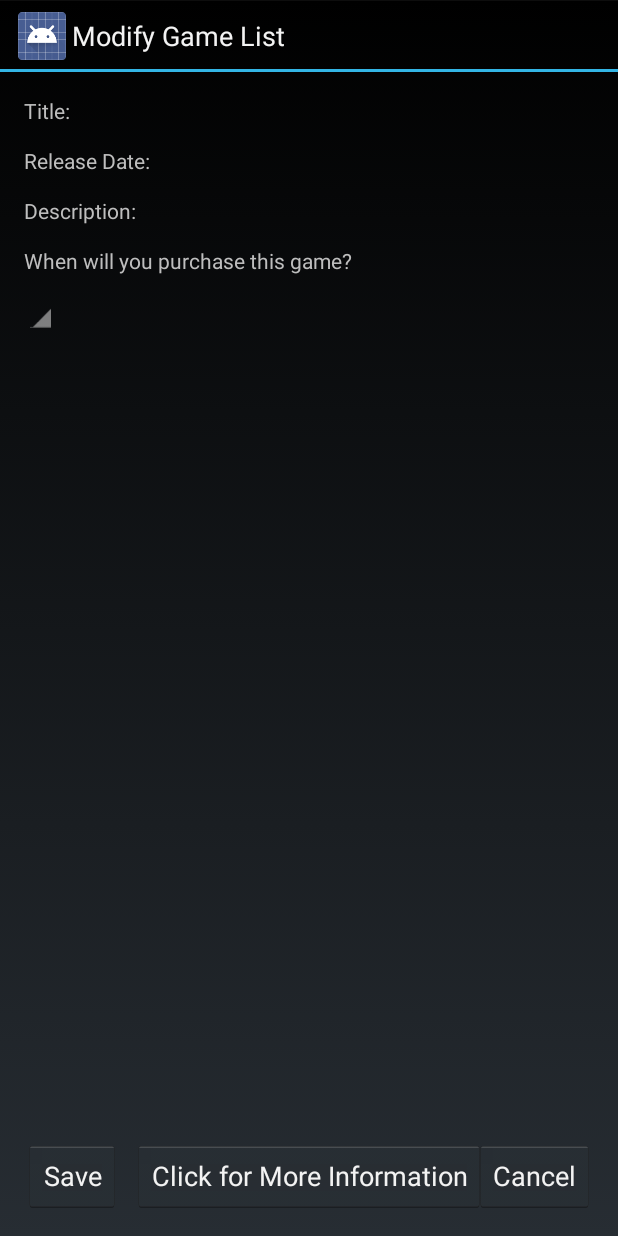
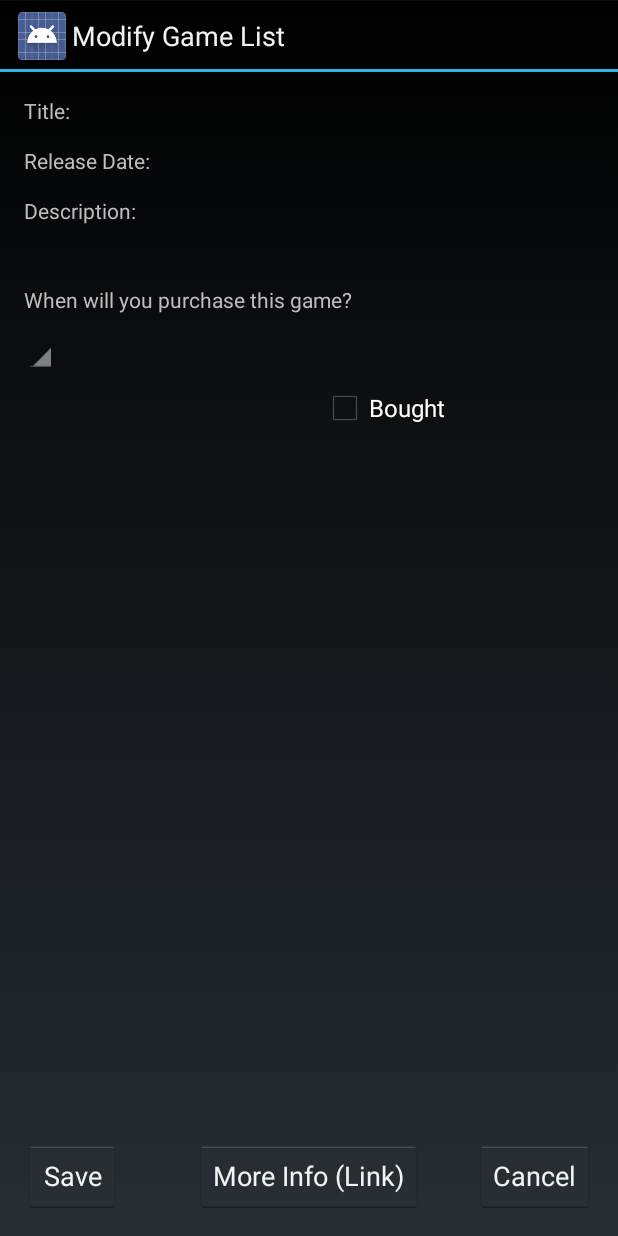
Before and after one commit to wes-angus/CSCI4100_FinalProject, an Android app: the GameDetailAndModifyActivity screen opened directly, with no data from a screen before it, on a phone screen of 412 x 824 dp. Run offline under Robolectric (Android 15) with nearby library versions, the phone set to English and light mode, and no system bars; 1 statement that could not run was skipped.

Commit message:
Preparing for changes
Small changes to prepare for larger ones.

```diff
--- a/CSCI4100_Final-Project/app/src/main/java/csci4100/uoit/ca/csci4100_final_project/AboutActivity.java
+++ b/CSCI4100_Final-Project/app/src/main/java/csci4100/uoit/ca/csci4100_final_project/AboutActivity.java
@@ -1,3 +1,5 @@
+//Authors: Wesley Angus & Montgomery Alban
+
 package csci4100.uoit.ca.csci4100_final_project;
 
 import android.annotation.SuppressLint;
--- a/CSCI4100_Final-Project/app/src/main/java/csci4100/uoit/ca/csci4100_final_project/GameDBHelper.java
+++ b/CSCI4100_Final-Project/app/src/main/java/csci4100/uoit/ca/csci4100_final_project/GameDBHelper.java
@@ -11,6 +11,7 @@ import android.util.Log;
 
 import java.util.ArrayList;
 
+//TODO: add deleteGame method
 public class GameDBHelper extends SQLiteOpenHelper
 {
     public static final int DATABASE_VERSION = 2;
--- a/CSCI4100_Final-Project/app/src/main/java/csci4100/uoit/ca/csci4100_final_project/GameDetailAndModifyActivity.java
+++ b/CSCI4100_Final-Project/app/src/main/java/csci4100/uoit/ca/csci4100_final_project/GameDetailAndModifyActivity.java
@@ -11,6 +11,10 @@ import android.widget.ArrayAdapter;
 import android.widget.Spinner;
 import android.widget.TextView;
 
+/*
+TODO: Implement "bought" checkbox to move games that are checked to a separate List(Set)
+TODO: Add more "whenWillBuy" values + add one that removes the game immediately from the database
+*/
 public class GameDetailAndModifyActivity extends Activity
 {
     Game game;
--- a/CSCI4100_Final-Project/app/src/main/java/csci4100/uoit/ca/csci4100_final_project/LoadDatabaseInfoTask.java
+++ b/CSCI4100_Final-Project/app/src/main/java/csci4100/uoit/ca/csci4100_final_project/LoadDatabaseInfoTask.java
@@ -7,6 +7,8 @@ import android.os.AsyncTask;
 
 import java.util.ArrayList;
 
+//TODO: Sort list of games from the database
+//TODO: Add checks for recently removed/bought games so they aren't re-added to the database
 public class LoadDatabaseInfoTask extends AsyncTask<Object, Void, ArrayList<Game>>
 {
     private DatabaseListener listener = null;
--- a/CSCI4100_Final-Project/app/src/main/java/csci4100/uoit/ca/csci4100_final_project/MainMenuActivity.java
+++ b/CSCI4100_Final-Project/app/src/main/java/csci4100/uoit/ca/csci4100_final_project/MainMenuActivity.java
@@ -21,6 +21,11 @@ import java.io.IOException;
 import java.util.ArrayList;
 import java.util.List;
 
+/*
+TODO: Add boolean to make sure the downloading + adding games to the database only happens once
+TODO: Add activity for looking at a list of already bought games
+TODO: (with possibly manual adding of user-specified titles)
+*/
 public class MainMenuActivity extends Activity implements GameDataListener, DatabaseListener
 {
     private static final String url = "http://www.gamespot.com/feeds/new_releases/";
--- a/CSCI4100_Final-Project/app/src/main/res/layout/activity_about.xml
+++ b/CSCI4100_Final-Project/app/src/main/res/layout/activity_about.xml
@@ -12,7 +12,7 @@
     <ScrollView
         android:layout_width="wrap_content"
         android:layout_height="wrap_content"
-        android:id="@+id/scrollView"
+        android:id="@+id/about_scrollView"
         android:layout_above="@+id/closeBtn"
         android:layout_alignParentRight="true"
         android:layout_alignParentEnd="true"
--- a/CSCI4100_Final-Project/app/src/main/res/layout/activity_game_detail_and_modify.xml
+++ b/CSCI4100_Final-Project/app/src/main/res/layout/activity_game_detail_and_modify.xml
@@ -17,6 +17,7 @@
         android:id="@+id/saveBtn"
         android:onClick="saveWillBuyProperty"
         android:layout_alignParentBottom="true"
+        android:layout_alignParentLeft="true"
         android:layout_alignParentStart="true" />
 
     <Button
@@ -26,7 +27,8 @@
         android:id="@+id/cancelBtn"
         android:onClick="cancelModify"
         android:layout_alignParentBottom="true"
-        android:layout_alignEnd="@+id/desc_txt" />
+        android:layout_alignRight="@+id/desc_scrollView"
+        android:layout_alignEnd="@+id/desc_scrollView" />
 
     <TextView
         android:layout_width="wrap_content"
@@ -35,6 +37,7 @@
         android:text="@string/title"
         android:id="@+id/title_label"
         android:layout_alignParentTop="true"
+        android:layout_alignParentLeft="true"
         android:layout_alignParentStart="true" />
 
     <TextView
@@ -45,6 +48,7 @@
         android:id="@+id/rDate_label"
         android:layout_marginTop="14dp"
         android:layout_below="@+id/title_txt"
+        android:layout_alignParentLeft="true"
         android:layout_alignParentStart="true" />
 
     <TextView
@@ -55,6 +59,7 @@
         android:id="@+id/desc_label"
         android:layout_marginTop="14dp"
         android:layout_below="@+id/rDate_txt"
+        android:layout_alignParentLeft="true"
         android:layout_alignParentStart="true" />
 
     <Spinner
@@ -63,6 +68,7 @@
         android:id="@+id/willBuy_spinner"
         android:layout_below="@+id/willBuy_tView"
         android:layout_marginTop="7dp"
+        android:layout_alignParentLeft="true"
         android:layout_alignParentStart="true" />
 
     <TextView
@@ -71,7 +77,8 @@
         android:text="@string/will_buy"
         android:id="@+id/willBuy_tView"
         android:layout_marginTop="14dp"
-        android:layout_below="@+id/desc_txt"
+        android:layout_below="@+id/desc_scrollView"
+        android:layout_alignParentLeft="true"
         android:layout_alignParentStart="true" />
 
     <Button
@@ -88,8 +95,10 @@
         android:layout_height="wrap_content"
         android:text=""
         android:id="@+id/title_txt"
+        android:layout_marginLeft="4dp"
         android:layout_marginStart="4dp"
         android:layout_alignTop="@+id/title_label"
+        android:layout_toRightOf="@+id/title_label"
         android:layout_toEndOf="@+id/title_label" />
 
     <TextView
@@ -97,17 +106,39 @@
         android:layout_height="wrap_content"
         android:text=""
         android:id="@+id/rDate_txt"
+        android:layout_marginLeft="4dp"
         android:layout_marginStart="4dp"
         android:layout_alignTop="@+id/rDate_label"
+        android:layout_toRightOf="@+id/rDate_label"
         android:layout_toEndOf="@+id/rDate_label" />
 
-    <TextView
+    <ScrollView
         android:layout_width="match_parent"
-        android:layout_height="wrap_content"
-        android:text=""
-        android:id="@+id/desc_txt"
+        android:layout_height="45dp"
+        android:id="@+id/desc_scrollView"
+        android:layout_marginLeft="4dp"
         android:layout_marginStart="4dp"
         android:layout_alignTop="@+id/desc_label"
-        android:layout_toEndOf="@+id/desc_label" />
+        android:layout_toRightOf="@+id/desc_label"
+        android:layout_toEndOf="@+id/desc_label" >
+
+        <TextView
+            android:layout_width="match_parent"
+            android:layout_height="wrap_content"
+            android:text=""
+            android:id="@+id/desc_txt" />
+    </ScrollView>
+
+    <CheckBox
+        android:layout_width="wrap_content"
+        android:layout_height="wrap_content"
+        android:text="@string/bought"
+        android:id="@+id/cBox"
+        android:layout_marginTop="7dp"
+        android:layout_marginRight="20dp"
+        android:layout_marginEnd="20dp"
+        android:layout_below="@+id/willBuy_spinner"
+        android:layout_toLeftOf="@+id/cancelBtn"
+        android:layout_toStartOf="@+id/cancelBtn" />
 
 </RelativeLayout>
--- a/CSCI4100_Final-Project/app/src/main/res/layout/activity_show_new_game_releases.xml
+++ b/CSCI4100_Final-Project/app/src/main/res/layout/activity_show_new_game_releases.xml
@@ -13,6 +13,7 @@
         android:layout_width="wrap_content"
         android:layout_height="wrap_content"
         android:id="@+id/game_listView"
+        android:layout_alignParentLeft="true"
         android:layout_alignParentStart="true"
         android:layout_above="@+id/backBtn" />
 
--- a/CSCI4100_Final-Project/app/src/main/res/values/strings.xml
+++ b/CSCI4100_Final-Project/app/src/main/res/values/strings.xml
@@ -19,7 +19,7 @@
     <string name="title">Title:</string>
     <string name="rDate">Release Date:</string>
     <string name="description">Description:</string>
-    <string name="more_info">Click for More Information</string>
+    <string name="more_info">More Info (Link)</string>
     <string name="reset">Reset</string>
     <string name="item_click_instructions">Click on entry for more information,
         as well as to state when you are planning to purchase it.</string>
@@ -39,6 +39,7 @@
         link: &lt;a href=\"%3$s\">%3$s&lt;/a>&lt;/p>&lt;/p></string>
     <string name="reference_feed_site">GameSpot.com</string>
     <string name="reference_feed_url">gamespot.com/feeds/new-releases/</string>
+    <string name="bought">Bought</string>
 
     <string-array name="sounds_reference_arrays">
         <!--sound_site--><item>freesound.org</item><!--sound_user--><item>bubaproducer</item>
```
Also changed, not shown: 1 other file.
